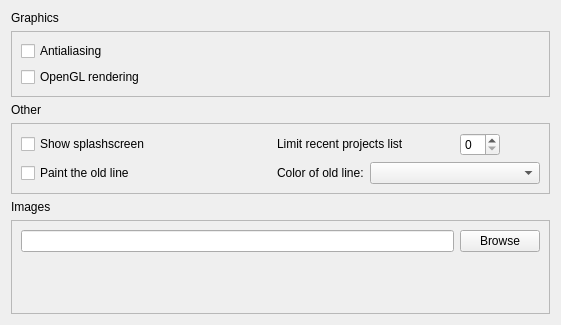
First picture: the form in qrgui/dialogs/preferencesPages/miscellaniousPage.ui, repository qreal/qreal, before the edit.
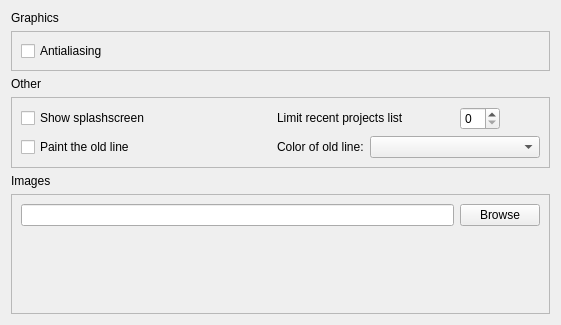
Second picture: the form after the edit.

Diff of the .ui file:
```diff
--- a/qrgui/dialogs/preferencesPages/miscellaniousPage.ui
+++ b/qrgui/dialogs/preferencesPages/miscellaniousPage.ui
@@ -40,13 +40,6 @@
         </property>
        </widget>
       </item>
-      <item row="1" column="0">
-       <widget class="QCheckBox" name="openGLCheckBox">
-        <property name="text">
-         <string>OpenGL rendering</string>
-        </property>
-       </widget>
-      </item>
      </layout>
     </widget>
    </item>
```
